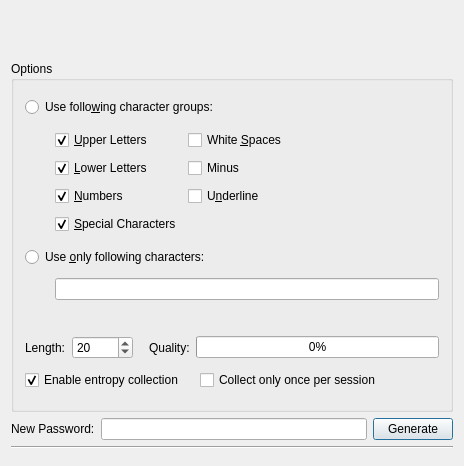
thooge/keepassx1, file src/forms/PasswordGenDlg.ui: the form before one commit.
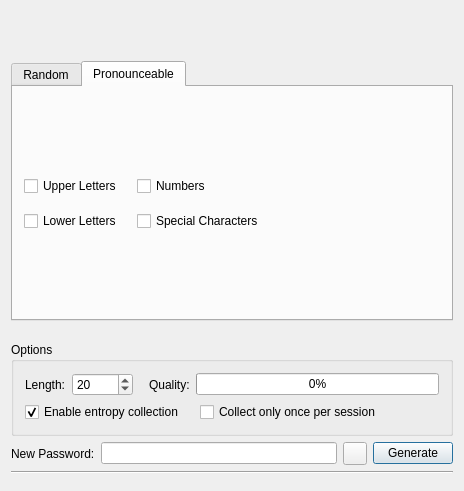
The form after the commit. The open tabs and pages were chosen to show the change.

Commit message: Added pronounceable password generator Improved RNG seeding on Windows Updated AES implementation Removed SHA1 implementation, replaced by QCryptographicHash Replaced ARC4 implementation by the one from KeePass 1.11 Some cleanup

The edit to the form file:
```diff
--- a/src/forms/PasswordGenDlg.ui
+++ b/src/forms/PasswordGenDlg.ui
@@ -6,7 +6,7 @@
     <x>0</x>
     <y>0</y>
     <width>462</width>
-    <height>466</height>
+    <height>491</height>
    </rect>
   </property>
   <property name="windowTitle" >
@@ -33,14 +33,23 @@
     </spacer>
    </item>
    <item>
-    <widget class="QGroupBox" name="groupBox1" >
-     <property name="title" >
-      <string>Options</string>
+    <widget class="QTabWidget" name="tabCategory" >
+     <property name="currentIndex" >
+      <number>0</number>
      </property>
-     <layout class="QVBoxLayout" >
-      <property name="spacing" >
-       <number>6</number>
+     <widget class="QWidget" name="tabRandom" >
+      <property name="geometry" >
+       <rect>
+        <x>0</x>
+        <y>0</y>
+        <width>440</width>
+        <height>219</height>
+       </rect>
       </property>
+      <attribute name="title" >
+       <string>Random</string>
+      </attribute>
+      <layout class="QVBoxLayout" name="verticalLayout" >
       <item>
        <widget class="QRadioButton" name="Radio_1" >
         <property name="text" >
@@ -74,10 +83,7 @@
         </item>
         <item>
          <layout class="QGridLayout" >
-          <property name="horizontalSpacing" >
-           <number>6</number>
-          </property>
-          <property name="verticalSpacing" >
+           <property name="spacing" >
            <number>6</number>
           </property>
           <item row="1" column="0" >
@@ -213,6 +219,103 @@
         </item>
        </layout>
       </item>
+      </layout>
+     </widget>
+     <widget class="QWidget" name="tabPronounceable" >
+      <property name="geometry" >
+       <rect>
+        <x>0</x>
+        <y>0</y>
+        <width>440</width>
+        <height>219</height>
+       </rect>
+      </property>
+      <attribute name="title" >
+       <string>Pronounceable</string>
+      </attribute>
+      <layout class="QVBoxLayout" name="verticalLayout_2" >
+       <item>
+        <spacer name="verticalSpacer_2" >
+         <property name="orientation" >
+          <enum>Qt::Vertical</enum>
+         </property>
+         <property name="sizeHint" stdset="0" >
+          <size>
+           <width>20</width>
+           <height>60</height>
+          </size>
+         </property>
+        </spacer>
+       </item>
+       <item>
+        <layout class="QHBoxLayout" name="horizontalLayout" >
+         <item>
+          <layout class="QGridLayout" name="gridLayout" >
+           <property name="spacing" >
+            <number>15</number>
+           </property>
+           <item row="0" column="0" >
+            <widget class="QCheckBox" name="checkBoxPU" >
+             <property name="text" >
+              <string>Upper Letters</string>
+             </property>
+            </widget>
+           </item>
+           <item row="0" column="1" >
+            <widget class="QCheckBox" name="checkBoxPN" >
+             <property name="text" >
+              <string>Numbers</string>
+             </property>
+            </widget>
+           </item>
+           <item row="1" column="0" >
+            <widget class="QCheckBox" name="checkBoxPL" >
+             <property name="text" >
+              <string>Lower Letters</string>
+             </property>
+            </widget>
+           </item>
+           <item row="1" column="1" >
+            <widget class="QCheckBox" name="checkBoxPS" >
+             <property name="text" >
+              <string>Special Characters</string>
+             </property>
+            </widget>
+           </item>
+          </layout>
+         </item>
+         <item>
+          <spacer name="horizontalSpacer" >
+           <property name="orientation" >
+            <enum>Qt::Horizontal</enum>
+           </property>
+           <property name="sizeHint" stdset="0" >
+            <size>
+             <width>40</width>
+             <height>20</height>
+            </size>
+           </property>
+          </spacer>
+         </item>
+        </layout>
+       </item>
+       <item>
+        <spacer name="verticalSpacer" >
+         <property name="orientation" >
+          <enum>Qt::Vertical</enum>
+         </property>
+         <property name="sizeHint" stdset="0" >
+          <size>
+           <width>20</width>
+           <height>60</height>
+          </size>
+         </property>
+        </spacer>
+       </item>
+      </layout>
+     </widget>
+    </widget>
+   </item>
       <item>
        <spacer>
         <property name="orientation" >
@@ -221,14 +324,23 @@
         <property name="sizeType" >
          <enum>QSizePolicy::Fixed</enum>
         </property>
-        <property name="sizeHint" >
+     <property name="sizeHint" stdset="0" >
          <size>
           <width>20</width>
-          <height>25</height>
+       <height>15</height>
          </size>
         </property>
        </spacer>
       </item>
+   <item>
+    <widget class="QGroupBox" name="groupBox1" >
+     <property name="title" >
+      <string>Options</string>
+     </property>
+     <layout class="QVBoxLayout" >
+      <property name="spacing" >
+       <number>6</number>
+      </property>
       <item>
        <layout class="QHBoxLayout" >
         <property name="spacing" >
@@ -366,6 +478,13 @@
      <item>
       <widget class="QLineEdit" name="Edit_dest" />
      </item>
+     <item>
+      <widget class="QToolButton" name="ButtonChangeEchoMode" >
+       <property name="text" >
+        <string/>
+       </property>
+      </widget>
+     </item>
      <item>
       <widget class="QPushButton" name="ButtonGenerate" >
        <property name="text" >
```
Left out of the diff: 22 changed lines with no effect on the pictures. Lines whose indentation alone changed are shown as unchanged. The commit also changes 45 other files.
